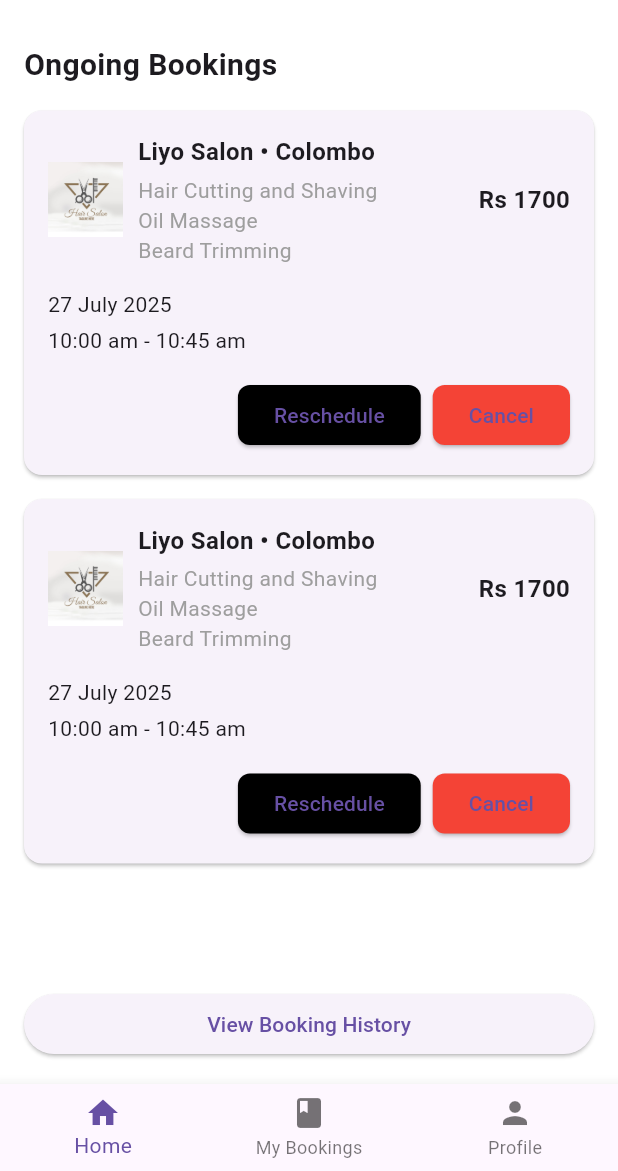
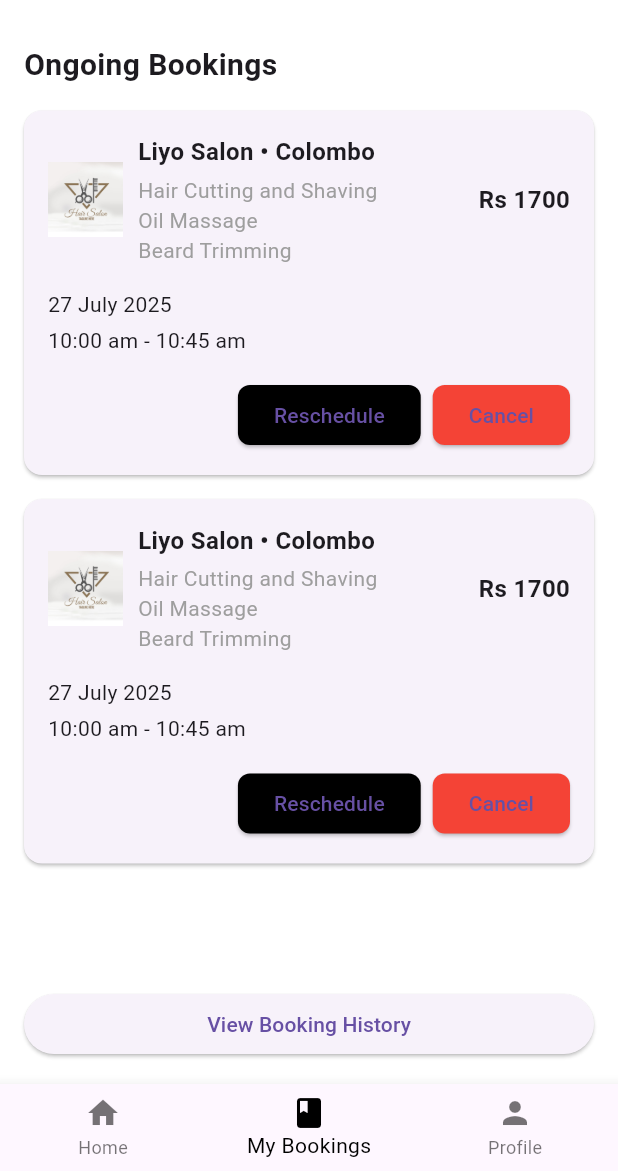
Before and after one commit to jayasinghesasmitha/Vivora-Mobile-app, a Flutter app: the screen it shows once a user with an empty profile is signed in, item 2 of the bottom bar chosen, on a phone screen of 412 x 824 dp, the part 65-1236 px from its top. Run offline on Flutter 3.47's test engine with Material 3 defaults, Android fonts, the phone set to English and light mode, and no system bars; our stand-ins replace cloud_firestore, firebase_auth, firebase_core, flutter_dotenv, flutter_map, geolocator and 2 more; accounts and stored records are empty; network calls fail.

Commit message:
Update current_booking.dart

```diff
--- a/book_my_saloon/lib/screens/current_booking.dart
+++ b/book_my_saloon/lib/screens/current_booking.dart
@@ -170,6 +170,8 @@ class _CurrentBookingState extends State<CurrentBooking> {
           BottomNavigationBarItem(icon: Icon(Icons.book), label: 'My Bookings'),
           BottomNavigationBarItem(icon: Icon(Icons.person), label: 'Profile'),
         ],
+        currentIndex: 1, // Highlight the My Bookings icon
+        selectedItemColor: Colors.black, // Highlighted icon color
         onTap: (index) {
           switch (index) {
             case 0:
```
